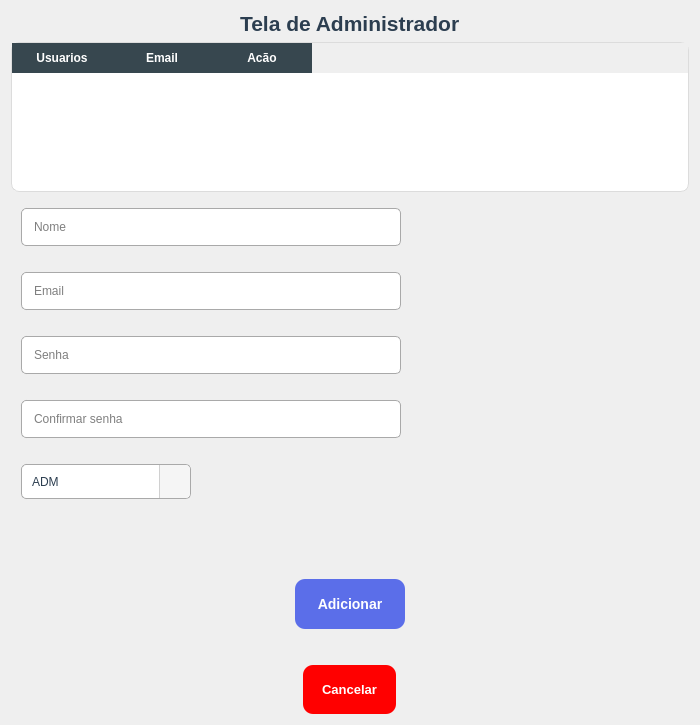
This is App/view/ui/adminScreen.ui in Senac-SOR-ADS/Gerenciamento-Escolar as Qt 5 draws it before an edit. The edited form follows.
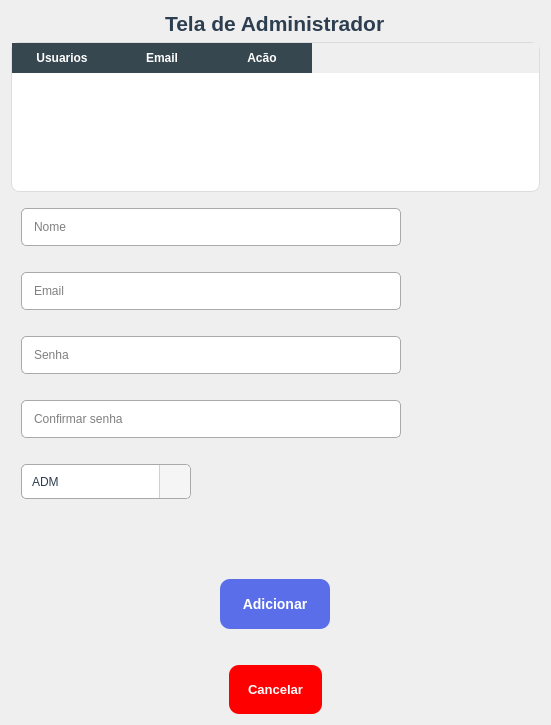
This is the edited form. Icons and pictures are not drawn.

Diff of the .ui file:
```diff
--- a/App/view/ui/adminScreen.ui
+++ b/App/view/ui/adminScreen.ui
@@ -9,8 +9,8 @@
    <rect>
     <x>0</x>
     <y>0</y>
-    <width>700</width>
-    <height>654</height>
+    <width>551</width>
+    <height>677</height>
    </rect>
   </property>
   <property name="sizePolicy">
```
Left out of the diff: 6 changed lines with no effect on the pictures.
